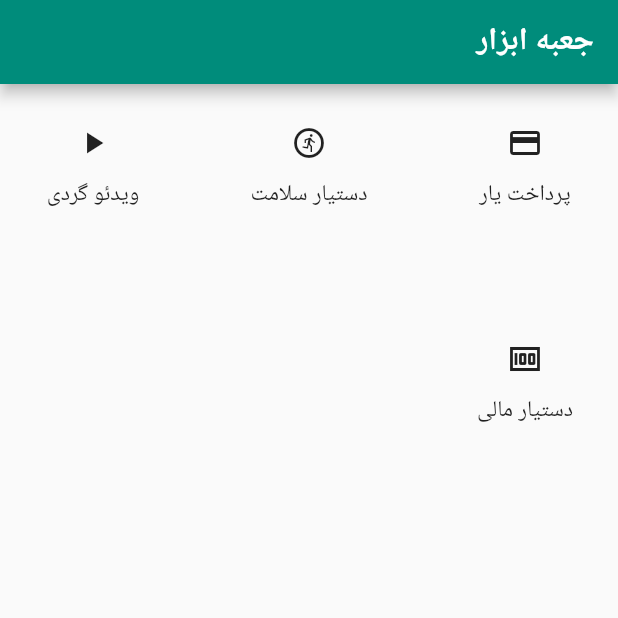
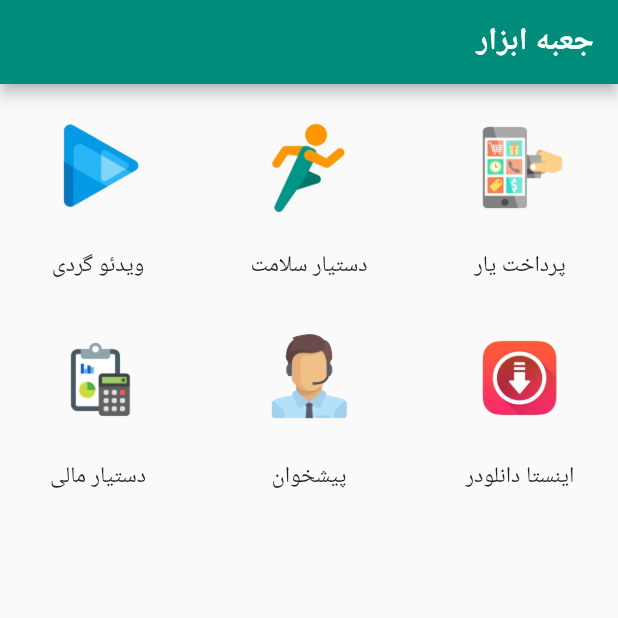
Before and after one commit to saeidpro/tamrin, a Flutter app: the screen it shows after launch, on a phone screen of 412 x 824 dp, the top half of it. Run offline on Flutter 3.47's test engine with Material 2 defaults, Android fonts, the phone set to English and light mode, and no system bars; missing offline and left inert: persian_number_utility.

Commit message:
Changing icons to images

```diff
--- a/lib/app_items.dart
+++ b/lib/app_items.dart
@@ -1,9 +1,7 @@
 import 'package:flutter/material.dart';
 
 class AppItems extends StatelessWidget {
-  //const AppItems({super.key});
-
-  final Icon iconItem;
+  final Image iconItem;
   final String iconTitle;
   final VoidCallback iconFunction;
 
@@ -12,8 +10,20 @@ class AppItems extends StatelessWidget {
   @override
   Widget build(BuildContext context) {
     return Container(
-      padding: EdgeInsets.all(15),
-      child: Column(children: [IconButton(onPressed: iconFunction, icon: iconItem), Text(iconTitle)]),
+      //padding: EdgeInsets.all(10),
+      child: Column(
+        children: [
+          Expanded(
+            child: IconButton(
+              onPressed: iconFunction,
+              icon: iconItem,
+              iconSize: 70,
+            ),
+          ),
+          Text(iconTitle),
+          //SizedBox(height: 10),
+        ],
+      ),
     );
   }
 }
--- a/lib/app_model.dart
+++ b/lib/app_model.dart
@@ -1,7 +1,7 @@
 import 'package:flutter/material.dart';
 
 class AppModel {
-  final Icon icon;
+  final Image icon;
   final String title;
   final VoidCallback func;
 
--- a/lib/apps_page.dart
+++ b/lib/apps_page.dart
@@ -19,10 +19,11 @@ class AppsPage extends StatelessWidget {
                   appData.func,
                 ))
             .toList(),
-        gridDelegate: const SliverGridDelegateWithFixedCrossAxisCount(
-          crossAxisCount: 3,
-          crossAxisSpacing: 20,
-          mainAxisSpacing: 20,
+        gridDelegate: const SliverGridDelegateWithMaxCrossAxisExtent(
+          maxCrossAxisExtent: 150,
+          childAspectRatio: 1,
+          crossAxisSpacing: 10,
+          mainAxisSpacing: 10,
         ),
       ),
     );
```
Also changed, not shown: lib/apps_list.dart (+6 -4 lines), pubspec.yaml (+7 -4 lines), assets/images/1.jpg (added), assets/images/1.png (added), assets/images/2.jpg (added), assets/images/2.png (added), assets/images/3.jpg (added), assets/images/3.png (added), assets/images/4.jpg (added), assets/images/4.png (added), assets/images/5.jpg (added), assets/images/5.png (added), assets/images/6.jpg (added), assets/images/6.png (added).
